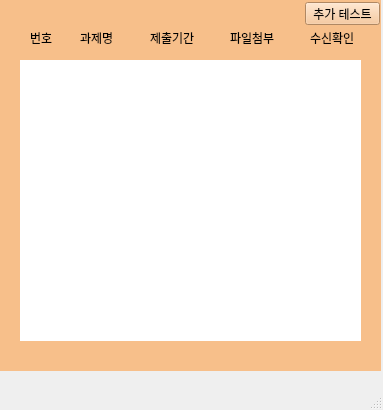
This is Soft_DEV/subjectreport.ui in gnu-swta/Chat as Qt 5 draws it before an edit. The edited form follows.
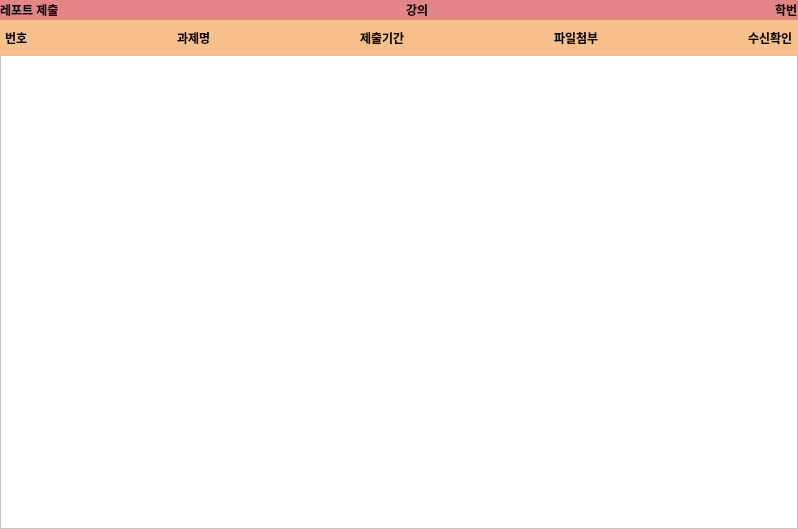
This is the edited form. Icons and pictures are not drawn.

```diff
--- a/Soft_DEV/subjectreport.ui
+++ b/Soft_DEV/subjectreport.ui
@@ -6,8 +6,8 @@
    <rect>
     <x>0</x>
     <y>0</y>
-    <width>383</width>
-    <height>410</height>
+    <width>798</width>
+    <height>529</height>
    </rect>
   </property>
   <property name="sizePolicy">
@@ -18,19 +18,22 @@
   </property>
   <property name="minimumSize">
    <size>
-    <width>383</width>
-    <height>410</height>
+    <width>0</width>
+    <height>0</height>
    </size>
   </property>
   <property name="maximumSize">
    <size>
-    <width>383</width>
-    <height>410</height>
+    <width>16777215</width>
+    <height>16777215</height>
    </size>
   </property>
   <property name="windowTitle">
    <string/>
   </property>
+  <property name="styleSheet">
+   <string notr="true">background-color: rgb(247, 191, 138);</string>
+  </property>
   <property name="toolButtonStyle">
    <enum>Qt::ToolButtonTextBesideIcon</enum>
   </property>
@@ -41,189 +44,328 @@
    <set>QMainWindow::AnimatedDocks</set>
   </property>
   <widget class="QWidget" name="centralwidget">
-   <widget class="QWidget" name="Widget_ReportList" native="true">
-    <property name="geometry">
-     <rect>
-      <x>0</x>
-      <y>0</y>
-      <width>381</width>
-      <height>371</height>
-     </rect>
+   <layout class="QVBoxLayout" name="verticalLayout_2">
+    <property name="spacing">
+     <number>0</number>
+    </property>
+    <property name="leftMargin">
+     <number>0</number>
+    </property>
+    <property name="topMargin">
+     <number>0</number>
+    </property>
+    <property name="rightMargin">
+     <number>0</number>
+    </property>
+    <property name="bottomMargin">
+     <number>0</number>
+    </property>
+    <item>
+     <widget class="QWidget" name="horizontalWidget" native="true">
+      <property name="minimumSize">
+       <size>
+        <width>0</width>
+        <height>20</height>
+       </size>
+      </property>
+      <property name="maximumSize">
+       <size>
+        <width>16777215</width>
+        <height>20</height>
+       </size>
     </property>
     <property name="styleSheet">
-     <string notr="true">background-color: rgb(247, 191, 138);</string>
-    </property>
-    <widget class="QLabel" name="label_7">
-     <property name="geometry">
-      <rect>
-       <x>310</x>
-       <y>30</y>
-       <width>51</width>
-       <height>16</height>
-      </rect>
-     </property>
+       <string notr="true">background-color: rgb(227, 133, 135);</string>
+      </property>
+      <layout class="QHBoxLayout" name="horizontalLayout_2">
+       <property name="spacing">
+        <number>0</number>
+       </property>
+       <property name="leftMargin">
+        <number>0</number>
+       </property>
+       <property name="topMargin">
+        <number>0</number>
+       </property>
+       <property name="rightMargin">
+        <number>0</number>
+       </property>
+       <property name="bottomMargin">
+        <number>0</number>
+       </property>
+       <item>
+        <widget class="QLabel" name="label_2">
      <property name="font">
       <font>
-       <family>-윤고딕330</family>
+           <weight>75</weight>
+           <bold>true</bold>
       </font>
      </property>
      <property name="text">
-      <string>수신확인</string>
-     </property>
-    </widget>
-    <widget class="QLabel" name="label_5">
-     <property name="geometry">
-      <rect>
-       <x>150</x>
-       <y>30</y>
-       <width>51</width>
-       <height>16</height>
-      </rect>
-     </property>
+          <string>레포트 제출</string>
+         </property>
+        </widget>
+       </item>
+       <item>
+        <spacer name="horizontalSpacer_2">
+         <property name="orientation">
+          <enum>Qt::Horizontal</enum>
+         </property>
+         <property name="sizeHint" stdset="0">
+          <size>
+           <width>40</width>
+           <height>20</height>
+          </size>
+         </property>
+        </spacer>
+       </item>
+       <item>
+        <widget class="QLabel" name="class_2">
      <property name="font">
       <font>
-       <family>-윤고딕330</family>
+           <weight>75</weight>
+           <bold>true</bold>
       </font>
      </property>
      <property name="text">
-      <string>제출기간</string>
-     </property>
-    </widget>
-    <widget class="QPushButton" name="Button_AddTest">
-     <property name="geometry">
-      <rect>
-       <x>305</x>
-       <y>2</y>
-       <width>75</width>
-       <height>23</height>
-      </rect>
-     </property>
+          <string>강의</string>
+         </property>
+        </widget>
+       </item>
+       <item>
+        <spacer name="horizontalSpacer">
+         <property name="orientation">
+          <enum>Qt::Horizontal</enum>
+         </property>
+         <property name="sizeHint" stdset="0">
+          <size>
+           <width>40</width>
+           <height>20</height>
+          </size>
+         </property>
+        </spacer>
+       </item>
+       <item>
+        <widget class="QLabel" name="id">
+         <property name="font">
+          <font>
+           <weight>75</weight>
+           <bold>true</bold>
+          </font>
+         </property>
      <property name="text">
-      <string>추가 테스트</string>
-     </property>
-    </widget>
+          <string>학번</string>
+         </property>
+        </widget>
+       </item>
+      </layout>
+      <zorder>label_2</zorder>
+      <zorder>id</zorder>
+      <zorder>class_2</zorder>
+      <zorder>horizontalSpacer</zorder>
+      <zorder>horizontalSpacer_2</zorder>
+     </widget>
+    </item>
+    <item>
+     <widget class="QFrame" name="verticalFrame">
+      <property name="minimumSize">
+       <size>
+        <width>0</width>
+        <height>35</height>
+       </size>
+      </property>
+      <property name="maximumSize">
+       <size>
+        <width>16777215</width>
+        <height>35</height>
+       </size>
+      </property>
+      <layout class="QVBoxLayout" name="verticalLayout">
+       <property name="spacing">
+        <number>0</number>
+       </property>
+       <property name="leftMargin">
+        <number>0</number>
+       </property>
+       <property name="topMargin">
+        <number>0</number>
+       </property>
+       <property name="rightMargin">
+        <number>0</number>
+       </property>
+       <property name="bottomMargin">
+        <number>0</number>
+       </property>
+       <item>
+        <widget class="QWidget" name="horizontalWidget" native="true">
+         <property name="minimumSize">
+          <size>
+           <width>0</width>
+           <height>35</height>
+          </size>
+         </property>
+         <property name="maximumSize">
+          <size>
+           <width>16777215</width>
+           <height>35</height>
+          </size>
+         </property>
+         <layout class="QHBoxLayout" name="horizontalLayout">
+          <property name="spacing">
+           <number>0</number>
+          </property>
+          <property name="leftMargin">
+           <number>5</number>
+          </property>
+          <property name="topMargin">
+           <number>0</number>
+          </property>
+          <property name="rightMargin">
+           <number>5</number>
+          </property>
+          <property name="bottomMargin">
+           <number>0</number>
+          </property>
+          <item>
+           <widget class="QLabel" name="label_3">
+            <property name="font">
+             <font>
+              <family>-윤고딕330</family>
+              <weight>75</weight>
+              <bold>true</bold>
+             </font>
+            </property>
+            <property name="text">
+             <string>번호</string>
+            </property>
+           </widget>
+          </item>
+          <item>
+           <spacer name="horizontalSpacer_3">
+            <property name="orientation">
+             <enum>Qt::Horizontal</enum>
+            </property>
+            <property name="sizeHint" stdset="0">
+             <size>
+              <width>40</width>
+              <height>20</height>
+             </size>
+            </property>
+           </spacer>
+          </item>
+          <item>
     <widget class="QLabel" name="label_4">
-     <property name="geometry">
-      <rect>
-       <x>80</x>
-       <y>30</y>
-       <width>41</width>
-       <height>16</height>
-      </rect>
-     </property>
      <property name="font">
       <font>
        <family>-윤고딕330</family>
+              <weight>75</weight>
+              <bold>true</bold>
       </font>
      </property>
      <property name="text">
       <string>과제명</string>
      </property>
     </widget>
+          </item>
+          <item>
+           <spacer name="horizontalSpacer_4">
+            <property name="orientation">
+             <enum>Qt::Horizontal</enum>
+            </property>
+            <property name="sizeHint" stdset="0">
+             <size>
+              <width>40</width>
+              <height>20</height>
+             </size>
+            </property>
+           </spacer>
+          </item>
+          <item>
+           <widget class="QLabel" name="label_5">
+            <property name="font">
+             <font>
+              <family>-윤고딕330</family>
+              <weight>75</weight>
+              <bold>true</bold>
+             </font>
+            </property>
+            <property name="text">
+             <string>제출기간</string>
+            </property>
+           </widget>
+          </item>
+          <item>
+           <spacer name="horizontalSpacer_5">
+            <property name="orientation">
+             <enum>Qt::Horizontal</enum>
+            </property>
+            <property name="sizeHint" stdset="0">
+             <size>
+              <width>40</width>
+              <height>20</height>
+             </size>
+            </property>
+           </spacer>
+          </item>
+          <item>
     <widget class="QLabel" name="label_6">
-     <property name="geometry">
-      <rect>
-       <x>230</x>
-       <y>30</y>
-       <width>51</width>
-       <height>16</height>
-      </rect>
-     </property>
      <property name="font">
       <font>
        <family>-윤고딕330</family>
+              <weight>75</weight>
+              <bold>true</bold>
       </font>
      </property>
      <property name="text">
       <string>파일첨부</string>
      </property>
     </widget>
-    <widget class="QLabel" name="label_3">
-     <property name="geometry">
-      <rect>
-       <x>30</x>
-       <y>30</y>
-       <width>31</width>
-       <height>16</height>
-      </rect>
-     </property>
-     <property name="font">
-      <font>
-       <family>-윤고딕330</family>
-      </font>
-     </property>
-     <property name="text">
-      <string>번호</string>
-     </property>
-    </widget>
-    <widget class="QLabel" name="label_2">
-     <property name="geometry">
-      <rect>
-       <x>11</x>
-       <y>25</y>
-       <width>368</width>
-       <height>24</height>
-      </rect>
-     </property>
-     <property name="text">
-      <string/>
-     </property>
-     <property name="pixmap">
-      <pixmap>:/img/top.PNG</pixmap>
-     </property>
-    </widget>
-    <widget class="QWidget" name="verticalWidget" native="true">
-     <property name="geometry">
-      <rect>
-       <x>20</x>
-       <y>60</y>
-       <width>341</width>
-       <height>281</height>
-      </rect>
-     </property>
-     <property name="styleSheet">
-      <string notr="true">background-color: rgb(255, 255, 255);</string>
-     </property>
-     <layout class="QVBoxLayout" name="Layout_ReportList">
-      <property name="spacing">
-       <number>0</number>
-      </property>
+          </item>
       <item>
-       <spacer name="verticalSpacer">
+           <spacer name="horizontalSpacer_6">
         <property name="orientation">
-         <enum>Qt::Vertical</enum>
+             <enum>Qt::Horizontal</enum>
         </property>
         <property name="sizeHint" stdset="0">
          <size>
-          <width>20</width>
-          <height>40</height>
+              <width>40</width>
+              <height>20</height>
          </size>
         </property>
        </spacer>
       </item>
-     </layout>
-    </widget>
-    <zorder>label_2</zorder>
-    <zorder>label_7</zorder>
-    <zorder>label_5</zorder>
-    <zorder>Button_AddTest</zorder>
+          <item>
+           <widget class="QLabel" name="label_7">
+            <property name="font">
+             <font>
+              <family>-윤고딕330</family>
+              <weight>75</weight>
+              <bold>true</bold>
+             </font>
+            </property>
+            <property name="text">
+             <string>수신확인</string>
+            </property>
+           </widget>
+          </item>
+         </layout>
     <zorder>label_4</zorder>
     <zorder>label_6</zorder>
     <zorder>label_3</zorder>
-    <zorder>verticalWidget</zorder>
-   </widget>
-  </widget>
-  <widget class="QMenuBar" name="menubar">
-   <property name="geometry">
-    <rect>
-     <x>0</x>
-     <y>0</y>
-     <width>383</width>
-     <height>22</height>
-    </rect>
-   </property>
-  </widget>
-  <widget class="QStatusBar" name="statusbar"/>
+        </widget>
+       </item>
+      </layout>
+     </widget>
+    </item>
+    <item>
+     <widget class="QListWidget" name="listWidget">
+      <property name="styleSheet">
+       <string notr="true">background-color: rgb(255, 255, 255);</string>
+      </property>
+     </widget>
+    </item>
+   </layout>
+  </widget>
  </widget>
  <resources/>
  <connections/>
```
Left out of the diff: 6 changed lines with no effect on the pictures. Lines whose indentation alone changed are shown as unchanged.
